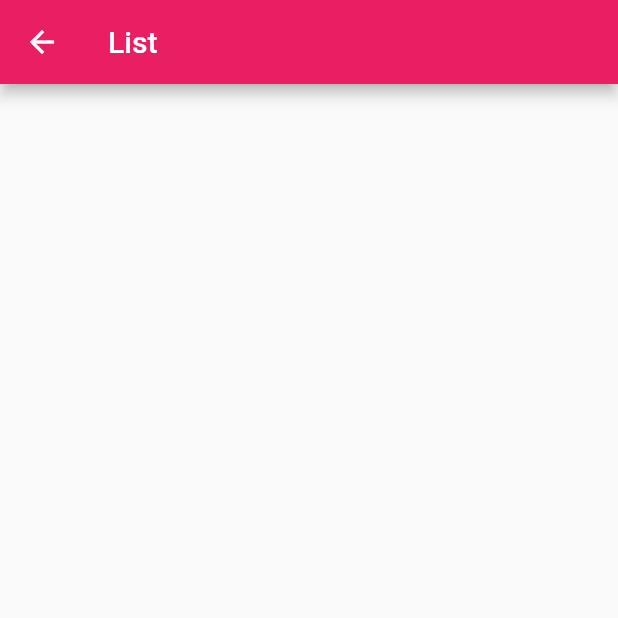
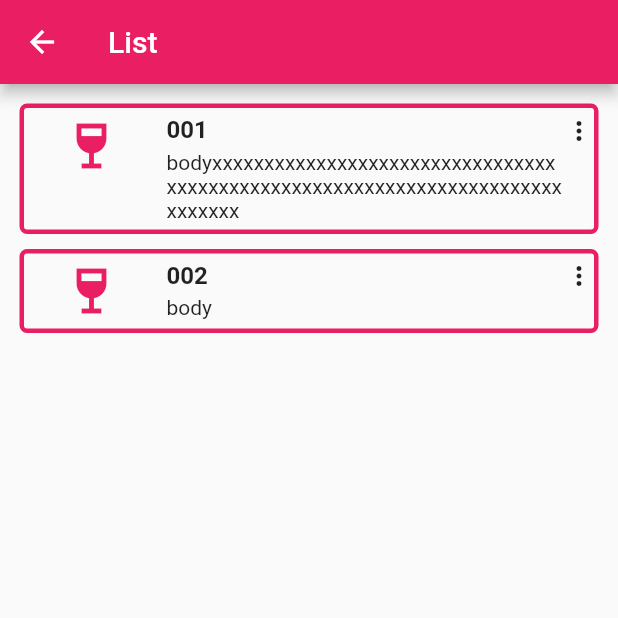
Before and after one commit to tanukinoyu/flutter_list_and_form_test, a Flutter app: the screen it shows after launch, after a tap on "投稿する", on a phone screen of 412 x 824 dp, the top half of it. Run offline on Flutter 3.47's test engine with Material 2 defaults, Android fonts, the phone set to English and light mode, and no system bars.

Commit message:
add main_model and update list providerの導入とモデルクラスの作成 リスト表示のレイアウト調整

```diff
--- a/lib/ListPage.dart
+++ /dev/null
@@ -1,13 +0,0 @@
-import 'package:flutter/material.dart';
-
-class ListPage extends StatelessWidget {
-  @override
-  Widget build(BuildContext context) {
-    return Scaffold(
-      appBar: AppBar(
-        title: Text('List'),
-      ),
-    );
-  }
-
-}
--- /dev/null
+++ b/lib/list_arguments.dart
@@ -0,0 +1,6 @@
+class ListArguments {
+  final String title;
+  final String body;
+
+  ListArguments(this.title, this.body);
+}
--- /dev/null
+++ b/lib/list_page.dart
@@ -0,0 +1,125 @@
+import 'package:flutter/material.dart';
+
+class ListPage extends StatelessWidget {
+  @override
+  Widget build(BuildContext context) {
+    return Scaffold(
+      appBar: AppBar(
+        title: Text('List'),
+      ),
+      body: MyListWidget(),
+    );
+  }
+}
+
+class CustomListItem extends StatelessWidget {
+  const CustomListItem({
+    this.title,
+    this.body,
+});
+
+  final String title;
+  final String body;
+
+  @override
+  Widget build(BuildContext context) {
+    return Padding(
+      padding: const EdgeInsets.all(5.0),
+      child: Container(
+        decoration: BoxDecoration(
+          border: Border.all(color: Colors.pink, width: 3),
+          borderRadius: BorderRadius.circular(5),
+        ),
+        child: Padding(
+          padding: const EdgeInsets.symmetric(vertical: 5.0),
+          child: Row(
+            crossAxisAlignment: CrossAxisAlignment.start,
+            children: [
+              Expanded(
+                flex: 1,
+                child: Center(
+                  child: Icon(
+                    Icons.wine_bar,
+                    color: Colors.pink,
+                    size: 40.0,
+                  ),
+                ),
+              ),
+              Expanded(
+                flex: 3,
+                child: _ListTileData(
+                  title: title,
+                  body: body,
+                ),
+              ),
+              const Icon(
+                Icons.more_vert,
+                size: 20.0,
+              ),
+            ],
+          ),
+        ),
+      ),
+    );
+  }
+}
+
+class _ListTileData extends StatelessWidget {
+  const _ListTileData({
+    Key key,
+    this.title,
+    this.body,
+}) : super(key: key);
+
+  final String title;
+  final String body;
+  @override
+  Widget build(BuildContext context) {
+    return Padding(
+      padding: const EdgeInsets.fromLTRB(5.0, 0.0, 0.0, 0.0),
+      child: Column(
+        crossAxisAlignment: CrossAxisAlignment.start,
+        children: [
+          Text(
+            title,
+            style: const TextStyle(
+              fontWeight: FontWeight.w700,
+              fontSize: 16.0,
+            ),
+          ),
+          const Padding(
+            padding: EdgeInsets.symmetric(vertical: 2.0)
+          ),
+          Text(
+            body,
+            style: const TextStyle(
+              fontSize: 14.0
+            ),
+          ),
+        ],
+      ),
+    );
+  }
+
+}
+class MyListWidget extends StatelessWidget {
+  MyListWidget({Key key}) : super(key: key);
+
+  @override
+  Widget build(BuildContext context) {
+    return ListView(
+      padding: const EdgeInsets.all(8.0),
+      children: <CustomListItem>[
+        CustomListItem(
+          title: '001',
+          body: 'bodyxxxxxxxxxxxxxxxxxxxxxxxxxxxxxxxxxxxxxxxxxxxxxxxxxxxxxxxxxxxxxxxxxxxxxxxxxxxxxx',
+        ),
+        CustomListItem(
+          title: '002',
+          body: 'body',
+        ),
+      ],
+    );
+  }
+
+}
--- a/lib/main.dart
+++ b/lib/main.dart
@@ -1,6 +1,8 @@
 import 'package:flutter/material.dart';
+import 'package:flutter_list_and_form_test/main_model.dart';
+import 'package:provider/provider.dart';
 
-import 'ListPage.dart';
+import 'list_page.dart';
 
 void main() {
   runApp(MyApp());
@@ -26,47 +28,46 @@ class MyApp extends StatelessWidget {
 }
 
 class MyHomePage extends StatelessWidget {
-
   final titleTextController = TextEditingController();
-  final bodyTextController = TextEditingController();
-
-  String title = 'タイトル';
-  String body = '本文';
 
   @override
   Widget build(BuildContext context) {
-    return Scaffold(
+    return ChangeNotifierProvider<MainModel>(
+      create: (_) => MainModel(),
+      child: Scaffold(
         appBar: AppBar(
           title: Text('フォームとリスト'),
         ),
-      body: Center(
+        body: Consumer<MainModel>(builder: (context, model, child) {
+          return Center(
             child: Column(
               children: [
                 Padding(
                   padding: const EdgeInsets.all(8.0),
                   child: TextField(
+                    autofocus: false,
                     controller: titleTextController,
                     decoration: InputDecoration(
                       hintText: 'タイトル',
                       labelText: 'Title',
                     ),
                     onEditingComplete: () {
-                  title = titleTextController.text;
+                      model.changeTitleText(titleTextController.text);
                     },
                   ),
                 ),
                 Padding(
                   padding: const EdgeInsets.all(8.0),
                   child: TextField(
-                controller: bodyTextController,
+                    autofocus: false,
                     keyboardType: TextInputType.multiline,
                     maxLines: null,
                     decoration: InputDecoration(
                       hintText: '本文',
                       labelText: 'Body',
                     ),
-                onEditingComplete: () {
-                  body = bodyTextController.text;
+                    onChanged: (text) {
+                      model.changeBodyText(text);
                     },
                   ),
                 ),
@@ -80,7 +81,7 @@ class MyHomePage extends StatelessWidget {
                   ),
                 ),
                 Padding(
-              padding: const EdgeInsets.all(8.0),
+                  padding: const EdgeInsets.all(5.0),
                   child: Container(
                     decoration: BoxDecoration(
                       border: Border.all(color: Colors.pink, width: 3),
@@ -89,19 +90,42 @@ class MyHomePage extends StatelessWidget {
                     child: Padding(
                       padding: const EdgeInsets.all(8.0),
                       child: Row(
+                        crossAxisAlignment: CrossAxisAlignment.start,
                         children: [
-                      SizedBox(
-                        width: 50,
-                        height: 50,
-                        child: Icon(Icons.wine_bar)
+                          Expanded(
+                            flex: 1,
+                            child: Center(
+                              child: Icon(
+                                Icons.wine_bar,
+                                color: Colors.pink,
+                                size: 40.0,
+                              ),
+                            ),
                           ),
                           Expanded(
+                            flex: 3,
                             child: Column(
+                              crossAxisAlignment: CrossAxisAlignment.start,
                               children: [
-                            Text(title),
-                            Text(body),
+                                Text(
+                                  model.titleText,
+                                  style: const TextStyle(
+                                    fontWeight: FontWeight.w700,
+                                    fontSize: 16.0,
+                                  ),
+                                ),
+                                Text(
+                                  model.bodyText,
+                                  style: const TextStyle(
+                                      fontSize: 14.0
+                                  ),
+                                ),
                               ],
                             ),
+                          ),
+                          const Icon(
+                            Icons.more_vert,
+                            size: 20.0,
                           ),
                         ],
                       ),
@@ -110,8 +134,9 @@ class MyHomePage extends StatelessWidget {
                 )
               ],
             ),
+          );
+        }),
       ),
     );
   }
-
 }
--- /dev/null
+++ b/lib/main_model.dart
@@ -0,0 +1,16 @@
+import 'package:flutter/material.dart';
+
+class MainModel extends ChangeNotifier {
+  String titleText = 'タイトル';
+  String bodyText = '本文';
+
+  void changeTitleText(String title) {
+    titleText = title;
+    notifyListeners();
+  }
+
+  void changeBodyText(String body) {
+    bodyText = body;
+    notifyListeners();
+  }
+}
--- a/pubspec.yaml
+++ b/pubspec.yaml
@@ -23,6 +23,7 @@ environment:
 dependencies:
   flutter:
     sdk: flutter
+  provider: ^4.1.3
 
 
   # The following adds the Cupertino Icons font to your application.
```
Also changed, not shown: pubspec.lock. Lines whose indentation alone changed are shown as unchanged.
